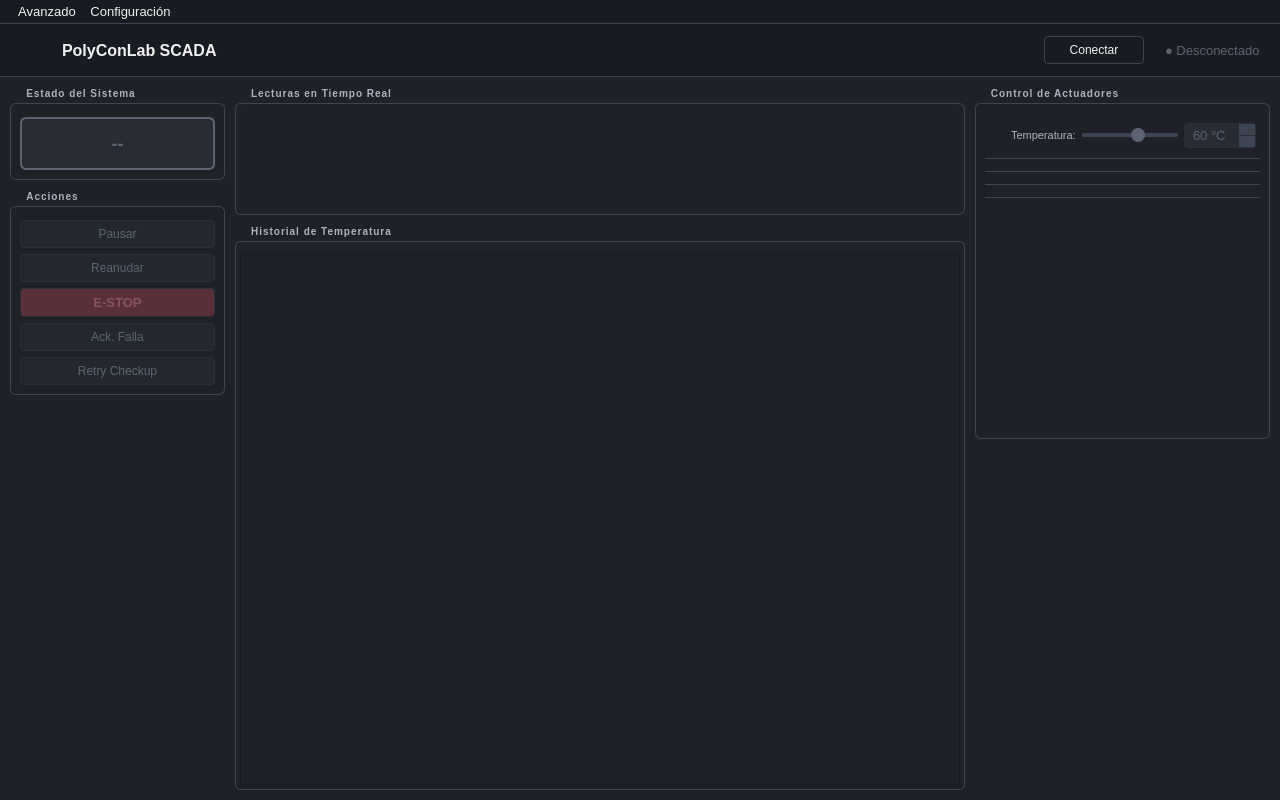
The window that assets/ui/main_window.ui (giulianoturpia1/PolyConLab_SCADA) describes before a commit, drawn with Qt 5.
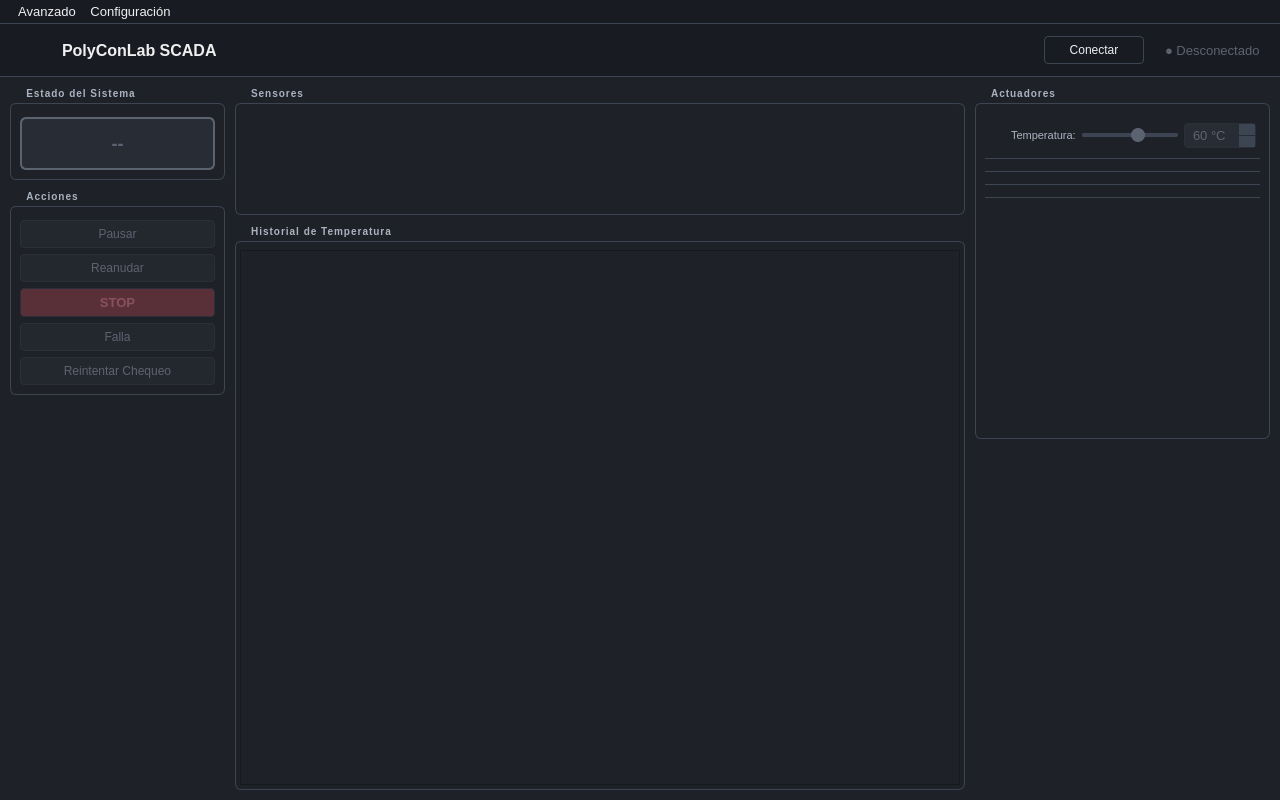
The same window after the commit. Custom widgets are drawn as their Qt base class.

```diff
--- a/assets/ui/main_window.ui
+++ b/assets/ui/main_window.ui
@@ -280,19 +280,19 @@
              </item>
              <item>
               <widget class="QPushButton" name="btn_estop">
-               <property name="text"><string>E-STOP</string></property>
+               <property name="text"><string>STOP</string></property>
                <property name="enabled"><bool>false</bool></property>
               </widget>
              </item>
              <item>
               <widget class="QPushButton" name="btn_ack">
-               <property name="text"><string>Ack. Falla</string></property>
+               <property name="text"><string>Falla</string></property>
                <property name="enabled"><bool>false</bool></property>
               </widget>
              </item>
              <item>
               <widget class="QPushButton" name="btn_retry">
-               <property name="text"><string>Retry Checkup</string></property>
+               <property name="text"><string>Reintentar Chequeo</string></property>
                <property name="enabled"><bool>false</bool></property>
               </widget>
              </item>
@@ -324,7 +324,7 @@
           <property name="spacing"><number>10</number></property>
           <item>
            <widget class="QGroupBox" name="grp_readings">
-            <property name="title"><string>Lecturas en Tiempo Real</string></property>
+            <property name="title"><string>Sensores</string></property>
             <layout class="QHBoxLayout" name="hbox_readings">
              <property name="spacing"><number>8</number></property>
              <item>
@@ -375,11 +375,6 @@
              <property name="rightMargin"><number>4</number></property>
              <property name="bottomMargin"><number>4</number></property>
              <property name="spacing"><number>4</number></property>
-             <item>
-              <widget class="QWidget" name="series_toggles_container">
-               <property name="maximumSize"><size><width>16777215</width><height>36</height></size></property>
-              </widget>
-             </item>
              <item>
               <widget class="QChartView" name="chart_view">
                <property name="sizePolicy">
@@ -407,7 +402,7 @@
           <property name="bottomMargin"><number>0</number></property>
           <item>
            <widget class="QGroupBox" name="grp_ctrl">
-            <property name="title"><string>Control de Actuadores</string></property>
+            <property name="title"><string>Actuadores</string></property>
             <layout class="QVBoxLayout" name="vbox_ctrl">
              <property name="spacing"><number>6</number></property>
              <item>
```
